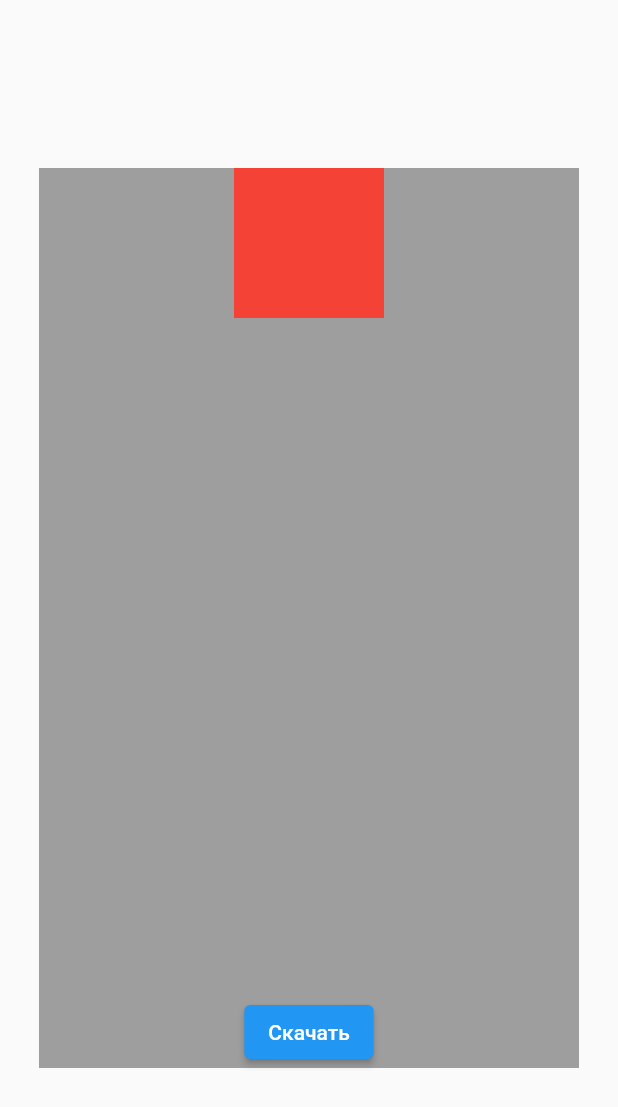
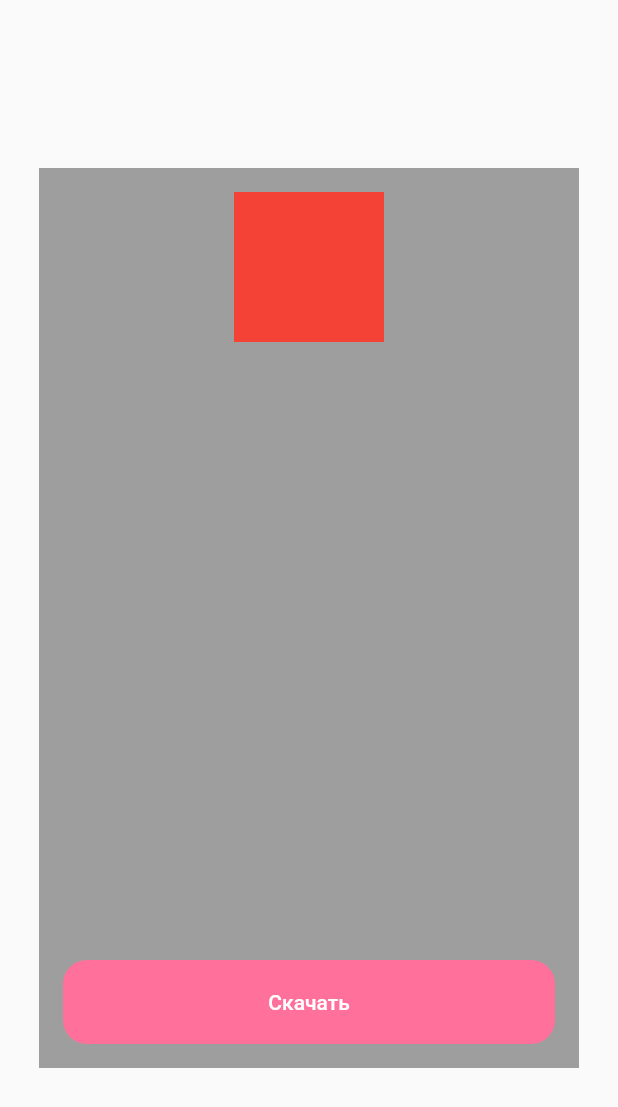
Before and after one commit to fedosovmu/web_mood_assessor, a Flutter app: the screen it shows after launch, on a phone screen of 412 x 824 dp. Shown: the top 1107 px of the screen. Run offline on Flutter 3.47's test engine with Material 2 defaults, Android fonts, the phone set to English and light mode, and no system bars; missing offline and left inert: dart:js.

Commit message:
Переделал кнопку

```diff
--- a/lib/src/views/assess_mood_button.dart
+++ b/lib/src/views/assess_mood_button.dart
@@ -1,5 +1,4 @@
 import 'package:flutter/material.dart';
-import 'package:web_mood_assessor/src/constants/content.dart';
 import 'package:web_mood_assessor/src/constants/custom_colors.dart';
 
 
@@ -11,9 +10,24 @@ class AssessMoodButton extends StatelessWidget {
 
   @override
   Widget build(BuildContext context) {
-    return ElevatedButton(
-      onPressed: onPressed,
-      child: Text('Скачать')
+    final backgroundColor = CustomColors.moods[mood];
+    //final foregroundColor
+    return SizedBox(
+      width: double.infinity,
+      height: 56,
+      child: ElevatedButton(
+        onPressed: onPressed,
+        child: Text('Скачать'),
+        style: ButtonStyle(
+          backgroundColor: MaterialStateProperty.all(backgroundColor),
+          elevation: MaterialStateProperty.all(0),
+          shape: MaterialStateProperty.all(
+            RoundedRectangleBorder(
+              borderRadius: BorderRadius.all(Radius.circular(16))
+            )
+          )
+        ),
+      ),
     );
   }
 }
--- a/lib/src/views/home_screen.dart
+++ b/lib/src/views/home_screen.dart
@@ -9,6 +9,7 @@ class HomeScreen extends StatelessWidget {
     return Scaffold(
       body: Center(
         child: Container(
+          padding: EdgeInsets.all(16),
           color: Colors.grey,
           height: 600,
           width: 360,
@@ -21,9 +22,10 @@ class HomeScreen extends StatelessWidget {
                 width: 100,
               ),
               AssessMoodButton(
-                mood: 3,
+                mood: 4,
                 onPressed: () {
                   print('Press');
+                  //js.context.callMethod('open', [Content.urlToGooglePlayTesters]);
                 },
               )
             ],
```
